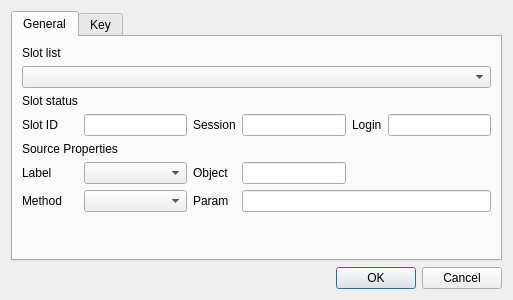
Qt form HsmMan/derive_key_dlg.ui (jykim74/CryptokiMan) before a commit.
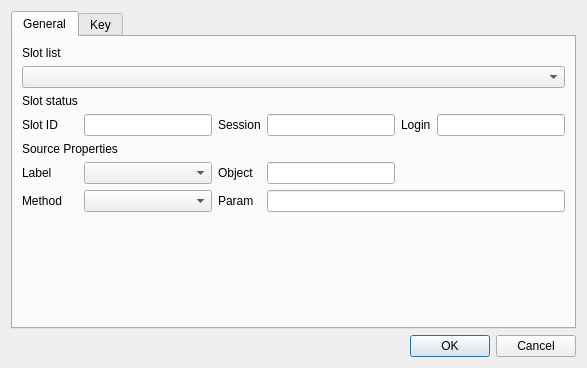
The same form after that commit.

```diff
--- a/HsmMan/derive_key_dlg.ui
+++ b/HsmMan/derive_key_dlg.ui
@@ -6,8 +6,8 @@
    <rect>
     <x>0</x>
     <y>0</y>
-    <width>513</width>
-    <height>300</height>
+    <width>587</width>
+    <height>368</height>
    </rect>
   </property>
   <property name="windowTitle">
```
Left out of the diff: 2 changed lines with no effect on the pictures.
